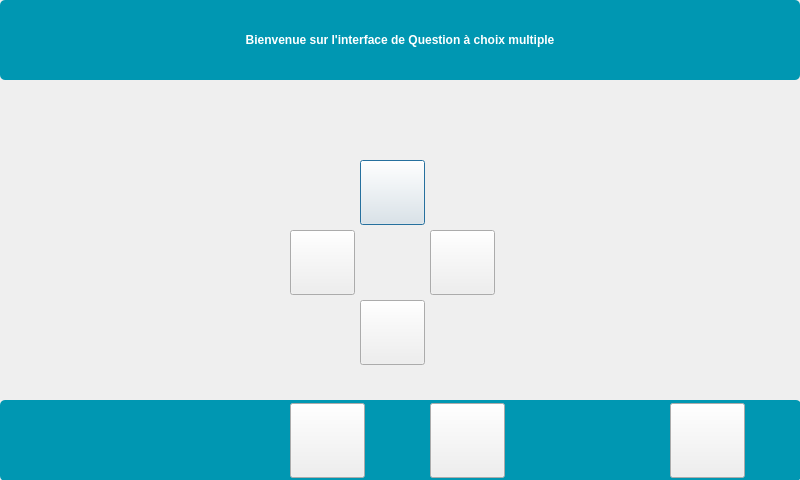
This is InterfaceEleve/interfaceqcm.ui in Sam-Depardieu/Labo-de-langue as Qt 5 draws it before an edit. The edited form follows.
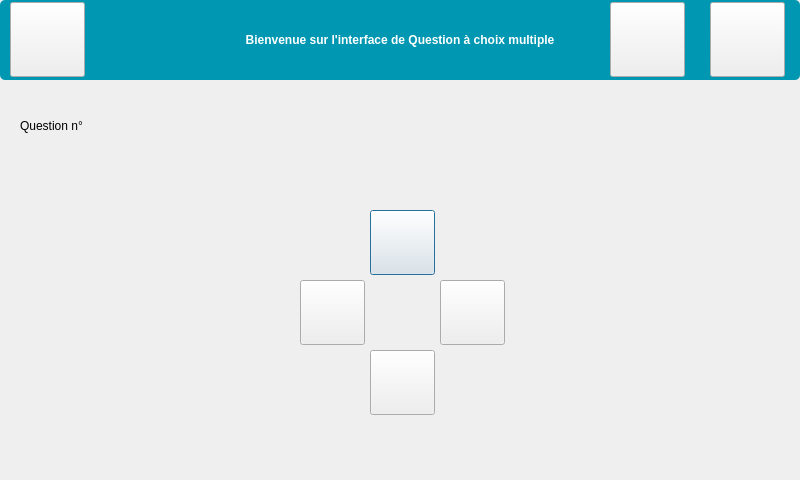
This is the edited form.

```diff
--- a/InterfaceEleve/interfaceqcm.ui
+++ b/InterfaceEleve/interfaceqcm.ui
@@ -16,8 +16,8 @@
   <widget class="QPushButton" name="pushButton1">
    <property name="geometry">
     <rect>
-     <x>360</x>
-     <y>160</y>
+     <x>370</x>
+     <y>210</y>
      <width>65</width>
      <height>65</height>
     </rect>
@@ -32,8 +32,8 @@
   <widget class="QPushButton" name="pushButton4">
    <property name="geometry">
     <rect>
-     <x>290</x>
-     <y>230</y>
+     <x>300</x>
+     <y>280</y>
      <width>65</width>
      <height>65</height>
     </rect>
@@ -45,8 +45,8 @@
   <widget class="QPushButton" name="pushButtonQuestionSuivante">
    <property name="geometry">
     <rect>
-     <x>430</x>
-     <y>403</y>
+     <x>710</x>
+     <y>2</y>
      <width>75</width>
      <height>75</height>
     </rect>
@@ -61,8 +61,8 @@
   <widget class="QPushButton" name="pushButtonEffacerReponse">
    <property name="geometry">
     <rect>
-     <x>670</x>
-     <y>403</y>
+     <x>610</x>
+     <y>2</y>
      <width>75</width>
      <height>75</height>
     </rect>
@@ -77,8 +77,8 @@
   <widget class="QPushButton" name="pushButton2">
    <property name="geometry">
     <rect>
-     <x>430</x>
-     <y>230</y>
+     <x>440</x>
+     <y>280</y>
      <width>65</width>
      <height>65</height>
     </rect>
@@ -90,8 +90,8 @@
   <widget class="QPushButton" name="pushButton3">
    <property name="geometry">
     <rect>
-     <x>360</x>
-     <y>300</y>
+     <x>370</x>
+     <y>350</y>
      <width>65</width>
      <height>65</height>
     </rect>
@@ -103,8 +103,8 @@
   <widget class="QPushButton" name="pushButtonQuestionPrecedente">
    <property name="geometry">
     <rect>
-     <x>290</x>
-     <y>403</y>
+     <x>10</x>
+     <y>2</y>
      <width>75</width>
      <height>75</height>
     </rect>
@@ -138,33 +138,11 @@
     <string>Bienvenue sur l'interface de Question à choix multiple</string>
    </property>
   </widget>
-  <widget class="QPushButton" name="pushButton_2">
-   <property name="geometry">
-    <rect>
-     <x>0</x>
-     <y>400</y>
-     <width>801</width>
-     <height>81</height>
-    </rect>
-   </property>
-   <property name="styleSheet">
-    <string notr="true">QPushButton {
-    background-color: rgb(0, 151, 178); /* Fond bleu */
-    color: white; /* Texte en blanc */
-    border: none; /* Enlever le contour si nécessaire */
-    border-radius: 5px; /* Optionnel : coins arrondis */
-    font-weight: bold; /* Optionnel : texte en gras */
-}</string>
-   </property>
-   <property name="text">
-    <string/>
-   </property>
-  </widget>
   <widget class="QPushButton" name="pushButtonSon">
    <property name="geometry">
     <rect>
-     <x>180</x>
-     <y>240</y>
+     <x>40</x>
+     <y>400</y>
      <width>80</width>
      <height>80</height>
     </rect>
@@ -197,17 +175,30 @@
     <string/>
    </property>
   </widget>
-  <zorder>pushButton_2</zorder>
+  <widget class="QLabel" name="labelQuestion">
+   <property name="geometry">
+    <rect>
+     <x>20</x>
+     <y>90</y>
+     <width>771</width>
+     <height>71</height>
+    </rect>
+   </property>
+   <property name="text">
+    <string>Question n°</string>
+   </property>
+  </widget>
   <zorder>pushButton1</zorder>
   <zorder>pushButton4</zorder>
-  <zorder>pushButtonQuestionSuivante</zorder>
-  <zorder>pushButtonEffacerReponse</zorder>
   <zorder>pushButton2</zorder>
   <zorder>pushButton3</zorder>
-  <zorder>pushButtonQuestionPrecedente</zorder>
-  <zorder>pushButton</zorder>
   <zorder>pushButtonSon</zorder>
   <zorder>pushButtonEnregistrer</zorder>
+  <zorder>pushButton</zorder>
+  <zorder>pushButtonQuestionSuivante</zorder>
+  <zorder>pushButtonQuestionPrecedente</zorder>
+  <zorder>labelQuestion</zorder>
+  <zorder>pushButtonEffacerReponse</zorder>
  </widget>
  <resources/>
  <connections/>
```
